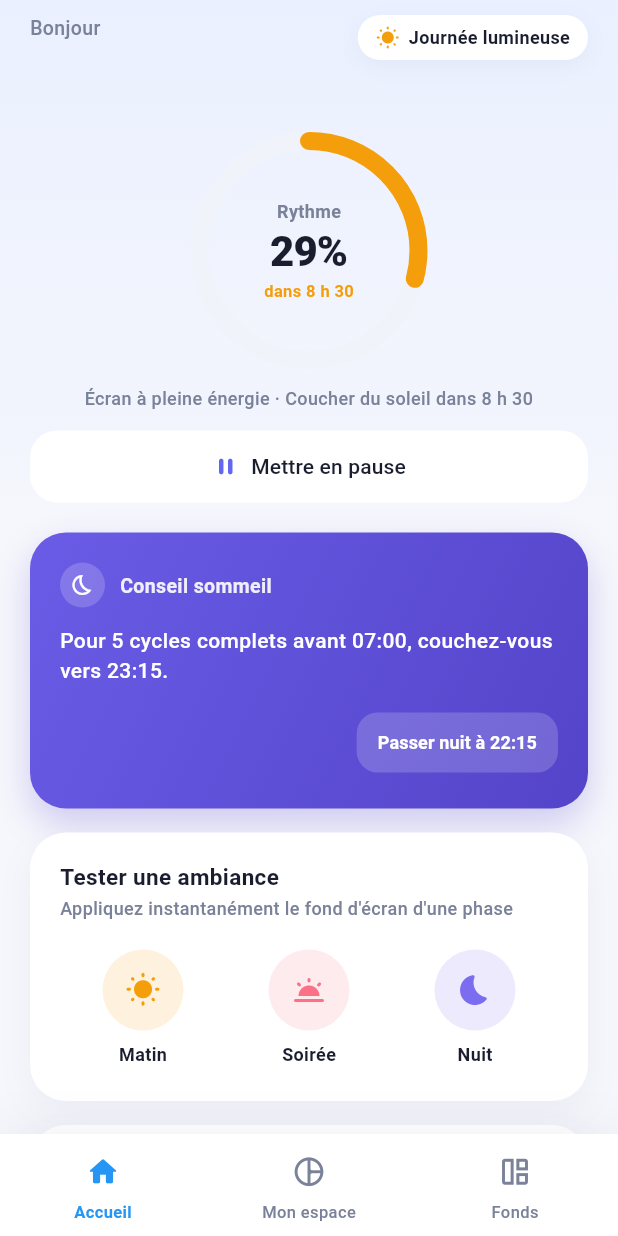
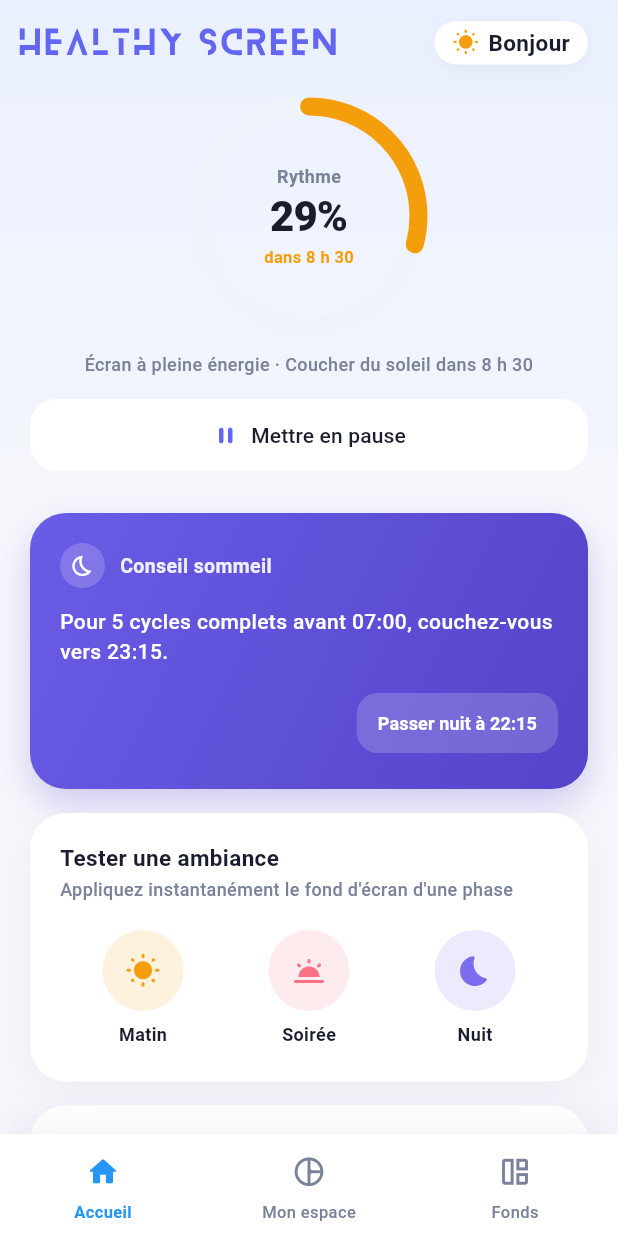
Before and after one commit to DragoneI/Healthy-Screen, a Flutter app: the screen it shows after launch, on a phone screen of 412 x 824 dp. Run offline on Flutter 3.47's test engine with Material 3 defaults, Android fonts, the phone set to English and light mode, and no system bars; our stand-ins replace flutter_svg, image_picker, permission_handler, shared_preferences, video_player.

Commit message:
Mise a jour du travail

```diff
--- a/lib/presentation/home_page.dart
+++ b/lib/presentation/home_page.dart
@@ -353,7 +353,7 @@ class _HomePageState extends State<HomePage> with WidgetsBindingObserver {
       children: [
         _buildTopHeroHeader(),
         Padding(
-          padding: const EdgeInsets.fromLTRB(20, 12, 20, 32),
+          padding: const EdgeInsets.fromLTRB(20, 16, 20, 32),
           child: Column(
             children: [
               _buildSmartTipCard(),
@@ -384,6 +384,20 @@ class _HomePageState extends State<HomePage> with WidgetsBindingObserver {
     final scoreValue =
         _paused ? 'PAUSE' : '${(phase.progress * 100).round()}%';
 
+    final nowMin = _now.hour * 60 + _now.minute;
+    final isNight = nowMin >= _min(_night) || nowMin < _min(_sunrise);
+    final isEvening = nowMin >= _min(_sunset) || _now.hour >= 18;
+
+    final topRightGreeting = isEvening
+        ? 'Bonsoir'
+        : (_now.hour < 12 ? 'Bonjour' : 'Bon après-midi');
+    final topRightIcon = isNight
+        ? Icons.bedtime_rounded
+        : (isEvening ? Icons.wb_twilight_rounded : Icons.wb_sunny_rounded);
+    final topRightColor = isNight
+        ? AppC.night
+        : (isEvening ? AppC.dusk : AppC.sun);
+
     return Container(
       decoration: BoxDecoration(
         gradient: LinearGradient(
@@ -396,47 +410,38 @@ class _HomePageState extends State<HomePage> with WidgetsBindingObserver {
       child: SafeArea(
         bottom: false,
         child: Padding(
-          padding: const EdgeInsets.fromLTRB(20, 10, 20, 8),
+          padding: const EdgeInsets.fromLTRB(20, 14, 20, 12),
           child: Column(
             children: [
               Row(
-                crossAxisAlignment: CrossAxisAlignment.start,
+                crossAxisAlignment: CrossAxisAlignment.center,
                 children: [
                   Expanded(
-                    child: Column(
-                      crossAxisAlignment: CrossAxisAlignment.start,
-                      children: [
-                        Text(_greeting, style: tx(13, c: AppC.muted)),
-                        const SizedBox(height: 2),
-                        ClipRect(
-                          child: SizedBox(
-                            height: 46,
-                            width: 220,
                     child: Transform.translate(
-                              offset: const Offset(0, -62),
-                              child: SizedBox(
-                                height: 170,
-                                width: 220,
+                      offset: const Offset(-19, 0), // ← Change -4 en -8 ou -10 (plus le chiffre négatif est grand, plus il va à gauche)
+                      child: Align(
+                        alignment: Alignment.centerLeft,
                         child: SvgPicture.asset(
                          'assets/icons/healthy_screen_logo.svg',
+                          height: 28,
                           fit: BoxFit.contain,
                           alignment: Alignment.centerLeft,
+                          colorFilter: const ColorFilter.mode(
+                         AppC.indigo, // ← Remplace par la couleur souhaitée (ex: AppC.indigo, Color(0xFF7B5CFA), Colors.white...)
+                          BlendMode.srcIn,
+                          ),
                           placeholderBuilder: (_) => Text(
                             'Healthy Screen',
-                                    style: tx(26, w: FontWeight.w800, ls: -0.5),
+                            style: tx(24, w: FontWeight.w800, ls: -0.5),
                           ),
                         ),
                       ),
                     ),
                   ),
-                        ),
-                      ],
-                    ),
-                  ),
                   const SizedBox(width: 8),
                   Container(
                     padding:
-                        const EdgeInsets.symmetric(horizontal: 12, vertical: 7),
+                        const EdgeInsets.symmetric(horizontal: 12, vertical: 5),
                     decoration: BoxDecoration(
                       color: AppC.card,
                       borderRadius: BorderRadius.circular(20),
@@ -452,23 +457,23 @@ class _HomePageState extends State<HomePage> with WidgetsBindingObserver {
                       mainAxisSize: MainAxisSize.min,
                       children: [
                         Icon(
-                          _paused ? Icons.pause_circle_filled : phase.icon,
-                          size: 16,
-                          color: accent,
+                          topRightIcon,
+                          size: 18,
+                          color: topRightColor,
                         ),
                         const SizedBox(width: 6),
                         Text(
-                          _paused ? 'En pause' : phase.label,
-                          style: tx(12, w: FontWeight.w700, c: AppC.ink),
+                          topRightGreeting,
+                          style: tx(15, w: FontWeight.w700, c: AppC.ink),
                         ),
                       ],
                     ),
                   ),
                 ],
               ),
-              const SizedBox(height: 14),
+              const SizedBox(height: 22),
 
-              // Jauge circulaire centrale inspirée d'Envol
+              // Jauge circulaire centrale
               SizedBox(
                 width: 158,
                 height: 158,
@@ -514,7 +519,7 @@ class _HomePageState extends State<HomePage> with WidgetsBindingObserver {
                 textAlign: TextAlign.center,
                 style: tx(12, c: AppC.muted),
               ),
-              const SizedBox(height: 14),
+              const SizedBox(height: 16),
               SizedBox(
                 width: double.infinity,
                 child: _paused
```
Also changed, not shown: assets/icons/healthy_screen_logo.svg. Lines whose indentation alone changed are shown as unchanged.
